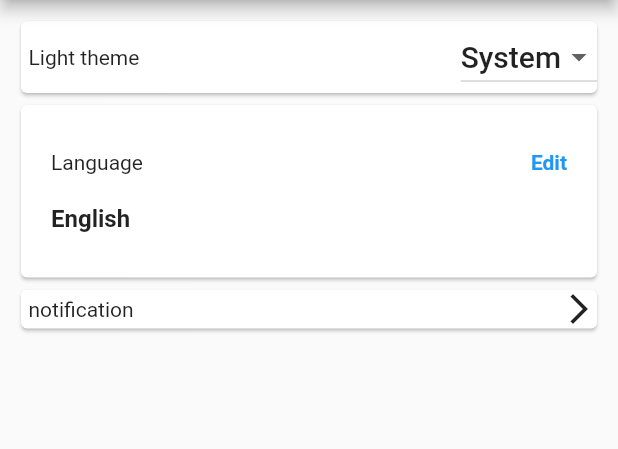
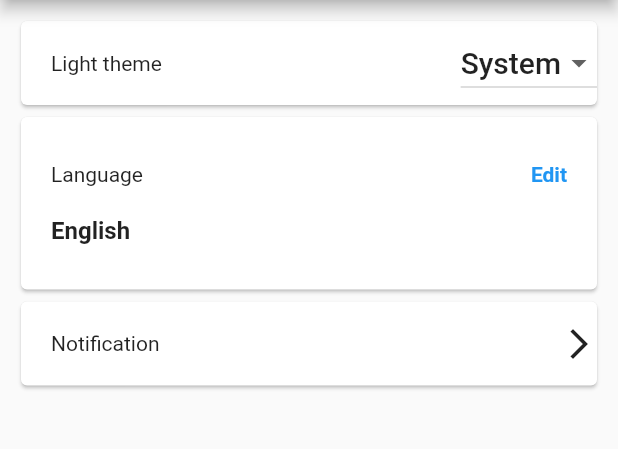
Before and after one commit to Saw-YanLinOo/ecommerceui, a Flutter app: the Setting screen opened by its route, on a phone screen of 412 x 824 dp, the part 84-533 px from its top. Run offline on Flutter 3.47's test engine with Material 2 defaults, Android fonts, the phone set to English and light mode, and no system bars; our stand-ins replace easy_localization, firebase_core, firebase_messaging, flutter_local_notifications, geocoding, geolocator and 3 more; missing offline and left inert: app_settings; accounts and stored records are empty.

```diff
--- a/assets/translations/en-US.json
+++ b/assets/translations/en-US.json
@@ -12,5 +12,6 @@
     "logout": "Logout",
     "cancel": "Cancel",
     "select": "Select",
-    "confirm":"Confirm"
+    "confirm":"Confirm",
+    "notification": "Notification"
 }
--- a/assets/translations/my-MM.json
+++ b/assets/translations/my-MM.json
@@ -12,5 +12,6 @@
     "logout": "ထွက်မည်",
     "cancel": "ပယ်ဖျက်ပါ",
     "select": "ရွေးချယ်ပါ",
-    "confirm": "အတည်ပြုပါ"
+    "confirm": "အတည်ပြုပါ",
+    "notification": "အသိပေးချက်"
 }
--- a/lib/screen/drawer/map.dart
+++ b/lib/screen/drawer/map.dart
@@ -23,11 +23,13 @@ class _GoogleMapLocationState extends State<GoogleMapLocation> {
 
   void _onMapCreated(GoogleMapController controller) {
     mapController.complete(controller);
+    setState(() {});
   }
 
   void checkPermission() async {
     var status = await Permission.location.status;
     if (!status.isGranted) {
+      print('permission Not granted');
       await Permission.location.request();
     }
   }
@@ -47,6 +49,7 @@ class _GoogleMapLocationState extends State<GoogleMapLocation> {
       body: Stack(
         children: [
           GoogleMap(
+            padding: EdgeInsets.only(top: 100),
             mapType: MapType.hybrid,
             onMapCreated: _onMapCreated,
             myLocationEnabled: true,
@@ -58,7 +61,6 @@ class _GoogleMapLocationState extends State<GoogleMapLocation> {
               locationProvider.fetchMap(val);
             },
             markers: locationProvider.markers.values.toSet(),
-            padding: const EdgeInsets.only(top: 100),
           ),
           Positioned(
             top: 40,
--- a/lib/screen/drawer/setting.dart
+++ b/lib/screen/drawer/setting.dart
@@ -1,8 +1,5 @@
-import 'dart:async';
-
 import 'package:app_settings/app_settings.dart';
 import 'package:easy_localization/easy_localization.dart';
-import 'package:ecommerceui/config/config.dart';
 import 'package:ecommerceui/screen/home.dart';
 import 'package:flutter/material.dart';
 import 'package:provider/provider.dart';
@@ -52,7 +49,7 @@ class Setting extends StatelessWidget {
     );
   }
 
-  Card languageSetting(BuildContext context) {
+  Widget languageSetting(BuildContext context) {
     return Card(
               child: Column(
                 crossAxisAlignment: CrossAxisAlignment.start,
@@ -107,13 +104,9 @@ class Setting extends StatelessWidget {
         mainAxisAlignment: MainAxisAlignment.spaceBetween,
         children: [
           Padding(
-              padding: const EdgeInsets.all(5.0),
+              padding: const EdgeInsets.all(20.0),
               child: Text(Theme.of(context).brightness == Brightness.light ? 'light_theme'.tr() : 'dart_theme'.tr())),
-          Positioned.fill(
-            top: 80,
-            child: Align(
-                alignment: Alignment.topCenter,
-                child: DropdownButton<String>(
+          DropdownButton<String>(
             value: provider.currentTheme,
             items: [
               //Light, dark, and system
@@ -143,8 +136,6 @@ class Setting extends StatelessWidget {
             onChanged: (String? value) {
               provider.changeTheme(value ?? 'system');
             },
-                )
-            ),
           ),
         ],
       ),
@@ -161,15 +152,9 @@ class Setting extends StatelessWidget {
           mainAxisAlignment: MainAxisAlignment.spaceBetween,
           children: [
             Padding(
-                padding: const EdgeInsets.all(5.0),
+                padding: const EdgeInsets.all(20.0),
                 child: Text('notification'.tr())),
-            const Positioned.fill(
-              top: 80,
-              child: Align(
-                  alignment: Alignment.topCenter,
-                  child: Icon(Icons.arrow_forward_ios)
-              ),
-            ),
+            const Icon(Icons.arrow_forward_ios),
           ],
         ),
       ),
--- a/lib/service/push_notification.dart
+++ b/lib/service/push_notification.dart
@@ -21,7 +21,7 @@ class PushNotificationService {
     _firebaseMessaging = FirebaseMessaging.instance;
 
     //initialize local notification
-    localNotification();
+    initLocalNotification();
 
     // Add the following line
     FirebaseMessaging.onBackgroundMessage(_firebaseMessagingBackgroundHandler);
@@ -35,7 +35,7 @@ class PushNotificationService {
     );
 
     if (settings.authorizationStatus == AuthorizationStatus.authorized) {
-    print('User granted permission');
+    print('User granted permission!');
     /// For handling the received notifications
     FirebaseMessaging.onMessage.listen((RemoteMessage message) {
       print('Inside Using App => $message');
@@ -53,7 +53,7 @@ class PushNotificationService {
     }
   }
 
-  void localNotification() async{
+  void initLocalNotification() async{
     channel = androidNotificationChannel();
     flutterLocalNotificationsPlugin = FlutterLocalNotificationsPlugin();
     await flutterLocalNotificationsPlugin
```
Also changed, not shown: 1 other file. Lines whose indentation alone changed are shown as unchanged.
